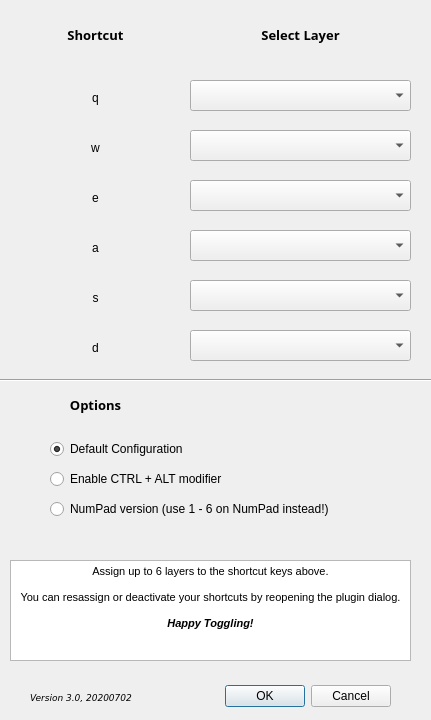
staffordsmith83/QGIS-layer-toggler-multi, file vis_toggler_dialog_base.ui: the form before one commit.
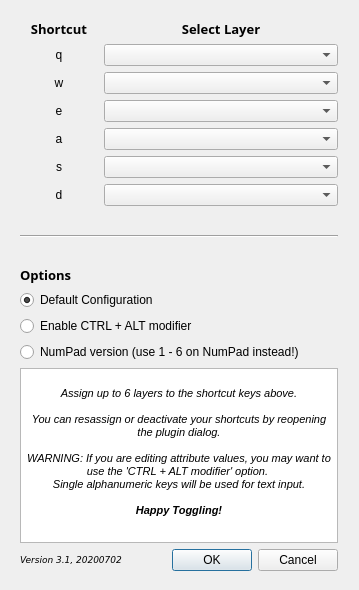
The form after the commit. Custom widgets are drawn as their Qt base class.

```diff
--- a/vis_toggler_dialog_base.ui
+++ b/vis_toggler_dialog_base.ui
@@ -6,54 +6,27 @@
    <rect>
     <x>0</x>
     <y>0</y>
-    <width>431</width>
-    <height>720</height>
+    <width>359</width>
+    <height>590</height>
    </rect>
   </property>
   <property name="windowTitle">
    <string>Layer Visibility Toggler</string>
   </property>
-  <widget class="QDialogButtonBox" name="button_box">
+  <widget class="QWidget" name="">
    <property name="geometry">
     <rect>
-     <x>220</x>
-     <y>680</y>
-     <width>171</width>
-     <height>32</height>
-    </rect>
-   </property>
-   <property name="orientation">
-    <enum>Qt::Horizontal</enum>
-   </property>
-   <property name="standardButtons">
-    <set>QDialogButtonBox::Cancel|QDialogButtonBox::Ok</set>
-   </property>
-  </widget>
-  <widget class="QgsMapLayerComboBox" name="mMapLayerComboBox_1">
-   <property name="geometry">
-    <rect>
-     <x>190</x>
-     <y>80</y>
-     <width>221</width>
-     <height>31</height>
-    </rect>
-   </property>
-   <property name="currentIndex">
-    <number>-1</number>
-   </property>
-   <property name="allowEmptyLayer" stdset="0">
-    <bool>true</bool>
-   </property>
-  </widget>
-  <widget class="QLabel" name="label">
-   <property name="geometry">
-    <rect>
-     <x>30</x>
+     <x>20</x>
      <y>20</y>
-     <width>131</width>
-     <height>31</height>
+     <width>318</width>
+     <height>551</height>
     </rect>
    </property>
+   <layout class="QVBoxLayout" name="verticalLayout_2">
+    <item>
+     <layout class="QGridLayout" name="gridLayout" columnstretch="1,3">
+      <item row="0" column="1">
+       <widget class="QLabel" name="label_5">
    <property name="font">
     <font>
      <family>Rockwell Extra Bold</family>
@@ -63,7 +36,7 @@
     </font>
    </property>
    <property name="text">
-    <string>Shortcut</string>
+         <string>Select Layer</string>
    </property>
    <property name="textFormat">
     <enum>Qt::RichText</enum>
@@ -72,63 +45,9 @@
     <set>Qt::AlignCenter</set>
    </property>
   </widget>
-  <widget class="QgsMapLayerComboBox" name="mMapLayerComboBox_2">
-   <property name="geometry">
-    <rect>
-     <x>190</x>
-     <y>130</y>
-     <width>221</width>
-     <height>31</height>
-    </rect>
-   </property>
-   <property name="currentIndex">
-    <number>-1</number>
-   </property>
-   <property name="allowEmptyLayer" stdset="0">
-    <bool>true</bool>
-   </property>
-  </widget>
-  <widget class="QgsMapLayerComboBox" name="mMapLayerComboBox_3">
-   <property name="geometry">
-    <rect>
-     <x>190</x>
-     <y>180</y>
-     <width>221</width>
-     <height>31</height>
-    </rect>
-   </property>
-   <property name="currentIndex">
-    <number>-1</number>
-   </property>
-   <property name="allowEmptyLayer" stdset="0">
-    <bool>true</bool>
-   </property>
-  </widget>
-  <widget class="QLabel" name="label_2">
-   <property name="geometry">
-    <rect>
-     <x>30</x>
-     <y>90</y>
-     <width>131</width>
-     <height>16</height>
-    </rect>
-   </property>
-   <property name="text">
-    <string>q</string>
-   </property>
-   <property name="alignment">
-    <set>Qt::AlignCenter</set>
-   </property>
-  </widget>
+      </item>
+      <item row="2" column="0">
   <widget class="QLabel" name="label_3">
-   <property name="geometry">
-    <rect>
-     <x>30</x>
-     <y>140</y>
-     <width>131</width>
-     <height>16</height>
-    </rect>
-   </property>
    <property name="text">
     <string>w</string>
    </property>
@@ -136,15 +55,19 @@
     <set>Qt::AlignCenter</set>
    </property>
   </widget>
+      </item>
+      <item row="4" column="1">
+       <widget class="QgsMapLayerComboBox" name="mMapLayerComboBox_4">
+        <property name="currentIndex">
+         <number>-1</number>
+        </property>
+        <property name="allowEmptyLayer" stdset="0">
+         <bool>true</bool>
+        </property>
+       </widget>
+      </item>
+      <item row="3" column="0">
   <widget class="QLabel" name="label_4">
-   <property name="geometry">
-    <rect>
-     <x>30</x>
-     <y>190</y>
-     <width>131</width>
-     <height>16</height>
-    </rect>
-   </property>
    <property name="text">
     <string>e</string>
    </property>
@@ -152,90 +75,9 @@
     <set>Qt::AlignCenter</set>
    </property>
   </widget>
-  <widget class="QLabel" name="label_5">
-   <property name="geometry">
-    <rect>
-     <x>190</x>
-     <y>20</y>
-     <width>221</width>
-     <height>31</height>
-    </rect>
-   </property>
-   <property name="font">
-    <font>
-     <family>Rockwell Extra Bold</family>
-     <pointsize>10</pointsize>
-     <weight>75</weight>
-     <bold>true</bold>
-    </font>
-   </property>
-   <property name="text">
-    <string>Select Layer</string>
-   </property>
-   <property name="textFormat">
-    <enum>Qt::RichText</enum>
-   </property>
-   <property name="alignment">
-    <set>Qt::AlignCenter</set>
-   </property>
-  </widget>
-  <widget class="QgsMapLayerComboBox" name="mMapLayerComboBox_4">
-   <property name="geometry">
-    <rect>
-     <x>190</x>
-     <y>230</y>
-     <width>221</width>
-     <height>31</height>
-    </rect>
-   </property>
-   <property name="currentIndex">
-    <number>-1</number>
-   </property>
-   <property name="allowEmptyLayer" stdset="0">
-    <bool>true</bool>
-   </property>
-  </widget>
-  <widget class="QgsMapLayerComboBox" name="mMapLayerComboBox_5">
-   <property name="geometry">
-    <rect>
-     <x>190</x>
-     <y>280</y>
-     <width>221</width>
-     <height>31</height>
-    </rect>
-   </property>
-   <property name="currentIndex">
-    <number>-1</number>
-   </property>
-   <property name="allowEmptyLayer" stdset="0">
-    <bool>true</bool>
-   </property>
-  </widget>
-  <widget class="QgsMapLayerComboBox" name="mMapLayerComboBox_6">
-   <property name="geometry">
-    <rect>
-     <x>190</x>
-     <y>330</y>
-     <width>221</width>
-     <height>31</height>
-    </rect>
-   </property>
-   <property name="currentIndex">
-    <number>-1</number>
-   </property>
-   <property name="allowEmptyLayer" stdset="0">
-    <bool>true</bool>
-   </property>
-  </widget>
+      </item>
+      <item row="4" column="0">
   <widget class="QLabel" name="label_6">
-   <property name="geometry">
-    <rect>
-     <x>30</x>
-     <y>240</y>
-     <width>131</width>
-     <height>16</height>
-    </rect>
-   </property>
    <property name="text">
     <string>a</string>
    </property>
@@ -243,31 +85,29 @@
     <set>Qt::AlignCenter</set>
    </property>
   </widget>
-  <widget class="QLabel" name="label_7">
-   <property name="geometry">
-    <rect>
-     <x>30</x>
-     <y>290</y>
-     <width>131</width>
-     <height>16</height>
-    </rect>
-   </property>
+      </item>
+      <item row="1" column="0">
+       <widget class="QLabel" name="label_2">
    <property name="text">
-    <string>s</string>
+         <string>q</string>
    </property>
    <property name="alignment">
     <set>Qt::AlignCenter</set>
    </property>
   </widget>
+      </item>
+      <item row="5" column="1">
+       <widget class="QgsMapLayerComboBox" name="mMapLayerComboBox_5">
+        <property name="currentIndex">
+         <number>-1</number>
+        </property>
+        <property name="allowEmptyLayer" stdset="0">
+         <bool>true</bool>
+        </property>
+       </widget>
+      </item>
+      <item row="6" column="0">
   <widget class="QLabel" name="label_8">
-   <property name="geometry">
-    <rect>
-     <x>30</x>
-     <y>340</y>
-     <width>131</width>
-     <height>16</height>
-    </rect>
-   </property>
    <property name="text">
     <string>d</string>
    </property>
@@ -275,105 +115,185 @@
     <set>Qt::AlignCenter</set>
    </property>
   </widget>
+      </item>
+      <item row="1" column="1">
+       <widget class="QgsMapLayerComboBox" name="mMapLayerComboBox_1">
+        <property name="currentIndex">
+         <number>-1</number>
+        </property>
+        <property name="allowEmptyLayer" stdset="0">
+         <bool>true</bool>
+        </property>
+       </widget>
+      </item>
+      <item row="3" column="1">
+       <widget class="QgsMapLayerComboBox" name="mMapLayerComboBox_3">
+        <property name="currentIndex">
+         <number>-1</number>
+        </property>
+        <property name="allowEmptyLayer" stdset="0">
+         <bool>true</bool>
+        </property>
+       </widget>
+      </item>
+      <item row="0" column="0">
+       <widget class="QLabel" name="label">
+        <property name="font">
+         <font>
+          <family>Rockwell Extra Bold</family>
+          <pointsize>10</pointsize>
+          <weight>75</weight>
+          <bold>true</bold>
+         </font>
+        </property>
+        <property name="text">
+         <string>Shortcut</string>
+        </property>
+        <property name="textFormat">
+         <enum>Qt::RichText</enum>
+        </property>
+        <property name="alignment">
+         <set>Qt::AlignCenter</set>
+        </property>
+       </widget>
+      </item>
+      <item row="6" column="1">
+       <widget class="QgsMapLayerComboBox" name="mMapLayerComboBox_6">
+        <property name="currentIndex">
+         <number>-1</number>
+        </property>
+        <property name="allowEmptyLayer" stdset="0">
+         <bool>true</bool>
+        </property>
+       </widget>
+      </item>
+      <item row="2" column="1">
+       <widget class="QgsMapLayerComboBox" name="mMapLayerComboBox_2">
+        <property name="currentIndex">
+         <number>-1</number>
+        </property>
+        <property name="allowEmptyLayer" stdset="0">
+         <bool>true</bool>
+        </property>
+       </widget>
+      </item>
+      <item row="5" column="0">
+       <widget class="QLabel" name="label_7">
+        <property name="text">
+         <string>s</string>
+        </property>
+        <property name="alignment">
+         <set>Qt::AlignCenter</set>
+        </property>
+       </widget>
+      </item>
+     </layout>
+    </item>
+    <item>
+     <spacer name="verticalSpacer_2">
+      <property name="orientation">
+       <enum>Qt::Vertical</enum>
+      </property>
+      <property name="sizeHint" stdset="0">
+       <size>
+        <width>20</width>
+        <height>40</height>
+       </size>
+      </property>
+     </spacer>
+    </item>
+    <item>
+     <widget class="Line" name="line">
+      <property name="orientation">
+       <enum>Qt::Horizontal</enum>
+      </property>
+     </widget>
+    </item>
+    <item>
+     <spacer name="verticalSpacer">
+      <property name="orientation">
+       <enum>Qt::Vertical</enum>
+      </property>
+      <property name="sizeHint" stdset="0">
+       <size>
+        <width>20</width>
+        <height>40</height>
+       </size>
+      </property>
+     </spacer>
+    </item>
+    <item>
+     <layout class="QVBoxLayout" name="verticalLayout">
+      <item>
+       <widget class="QLabel" name="label_9">
+        <property name="font">
+         <font>
+          <family>Rockwell Extra Bold</family>
+          <pointsize>10</pointsize>
+          <weight>75</weight>
+          <bold>true</bold>
+         </font>
+        </property>
+        <property name="text">
+         <string>Options</string>
+        </property>
+        <property name="textFormat">
+         <enum>Qt::RichText</enum>
+        </property>
+        <property name="alignment">
+         <set>Qt::AlignLeading|Qt::AlignLeft|Qt::AlignVCenter</set>
+        </property>
+       </widget>
+      </item>
+      <item>
+       <widget class="QRadioButton" name="defaultButton">
+        <property name="text">
+         <string>Default Configuration</string>
+        </property>
+        <property name="checked">
+         <bool>true</bool>
+        </property>
+       </widget>
+      </item>
+      <item>
+       <widget class="QRadioButton" name="modifierButton_1">
+        <property name="text">
+         <string>Enable CTRL + ALT modifier</string>
+        </property>
+       </widget>
+      </item>
+      <item>
+       <widget class="QRadioButton" name="modifierButton_2">
+        <property name="text">
+         <string>NumPad version (use 1 - 6 on NumPad instead!)</string>
+        </property>
+       </widget>
+      </item>
+     </layout>
+    </item>
+    <item>
   <widget class="QTextBrowser" name="textBrowser">
-   <property name="geometry">
-    <rect>
-     <x>10</x>
-     <y>560</y>
-     <width>401</width>
-     <height>101</height>
-    </rect>
-   </property>
    <property name="html">
     <string>&lt;!DOCTYPE HTML PUBLIC &quot;-//W3C//DTD HTML 4.0//EN&quot; &quot;http://www.w3.org/TR/REC-html40/strict.dtd&quot;&gt;
 &lt;html&gt;&lt;head&gt;&lt;meta name=&quot;qrichtext&quot; content=&quot;1&quot; /&gt;&lt;style type=&quot;text/css&quot;&gt;
 p, li { white-space: pre-wrap; }
 &lt;/style&gt;&lt;/head&gt;&lt;body style=&quot; font-family:'Sans'; font-size:9pt; font-weight:400; font-style:normal;&quot;&gt;
-&lt;p align=&quot;center&quot; style=&quot; margin-top:0px; margin-bottom:0px; margin-left:0px; margin-right:0px; -qt-block-indent:0; text-indent:0px;&quot;&gt;&lt;span style=&quot; font-family:'MS Shell Dlg 2'; font-size:7.875pt;&quot;&gt;Assign up to 6 layers to the shortcut keys above.&lt;/span&gt;&lt;/p&gt;
-&lt;p align=&quot;center&quot; style=&quot;-qt-paragraph-type:empty; margin-top:0px; margin-bottom:0px; margin-left:0px; margin-right:0px; -qt-block-indent:0; text-indent:0px; font-family:'MS Shell Dlg 2'; font-size:7.875pt;&quot;&gt;&lt;br /&gt;&lt;/p&gt;
-&lt;p align=&quot;center&quot; style=&quot; margin-top:0px; margin-bottom:0px; margin-left:0px; margin-right:0px; -qt-block-indent:0; text-indent:0px;&quot;&gt;&lt;span style=&quot; font-family:'MS Shell Dlg 2'; font-size:7.875pt;&quot;&gt;You can resassign or deactivate your shortcuts by reopening the plugin dialog.&lt;/span&gt;&lt;/p&gt;
-&lt;p align=&quot;center&quot; style=&quot;-qt-paragraph-type:empty; margin-top:0px; margin-bottom:0px; margin-left:0px; margin-right:0px; -qt-block-indent:0; text-indent:0px; font-family:'MS Shell Dlg 2'; font-size:7.875pt;&quot;&gt;&lt;br /&gt;&lt;/p&gt;
+&lt;p align=&quot;center&quot; style=&quot;-qt-paragraph-type:empty; margin-top:0px; margin-bottom:0px; margin-left:0px; margin-right:0px; -qt-block-indent:0; text-indent:0px; font-family:'Sans';&quot;&gt;&lt;br /&gt;&lt;/p&gt;
+&lt;p align=&quot;center&quot; style=&quot; margin-top:0px; margin-bottom:0px; margin-left:0px; margin-right:0px; -qt-block-indent:0; text-indent:0px;&quot;&gt;&lt;span style=&quot; font-family:'MS Shell Dlg 2'; font-size:7.875pt; font-style:italic;&quot;&gt;Assign up to 6 layers to the shortcut keys above.&lt;/span&gt;&lt;/p&gt;
+&lt;p align=&quot;center&quot; style=&quot;-qt-paragraph-type:empty; margin-top:0px; margin-bottom:0px; margin-left:0px; margin-right:0px; -qt-block-indent:0; text-indent:0px; font-family:'MS Shell Dlg 2'; font-size:7.875pt; font-style:italic;&quot;&gt;&lt;br /&gt;&lt;/p&gt;
+&lt;p align=&quot;center&quot; style=&quot; margin-top:0px; margin-bottom:0px; margin-left:0px; margin-right:0px; -qt-block-indent:0; text-indent:0px;&quot;&gt;&lt;span style=&quot; font-family:'MS Shell Dlg 2'; font-size:7.875pt; font-style:italic;&quot;&gt;You can resassign or deactivate your shortcuts by reopening the plugin dialog.&lt;/span&gt;&lt;/p&gt;
+&lt;p align=&quot;center&quot; style=&quot;-qt-paragraph-type:empty; margin-top:0px; margin-bottom:0px; margin-left:0px; margin-right:0px; -qt-block-indent:0; text-indent:0px; font-family:'MS Shell Dlg 2'; font-size:7.875pt; font-style:italic;&quot;&gt;&lt;br /&gt;&lt;/p&gt;
+&lt;p align=&quot;center&quot; style=&quot; margin-top:0px; margin-bottom:0px; margin-left:0px; margin-right:0px; -qt-block-indent:0; text-indent:0px;&quot;&gt;&lt;span style=&quot; font-family:'MS Shell Dlg 2'; font-size:7.875pt; font-style:italic;&quot;&gt;WARNING: If you are editing attribute values, you may want to use the 'CTRL + ALT modifier' option. &lt;/span&gt;&lt;/p&gt;
+&lt;p align=&quot;center&quot; style=&quot; margin-top:0px; margin-bottom:0px; margin-left:0px; margin-right:0px; -qt-block-indent:0; text-indent:0px;&quot;&gt;&lt;span style=&quot; font-family:'MS Shell Dlg 2'; font-size:7.875pt; font-style:italic;&quot;&gt;Single alphanumeric keys will be used for text input.&lt;/span&gt;&lt;/p&gt;
+&lt;p align=&quot;center&quot; style=&quot;-qt-paragraph-type:empty; margin-top:0px; margin-bottom:0px; margin-left:0px; margin-right:0px; -qt-block-indent:0; text-indent:0px; font-family:'MS Shell Dlg 2'; font-size:7.875pt; font-style:italic;&quot;&gt;&lt;br /&gt;&lt;/p&gt;
 &lt;p align=&quot;center&quot; style=&quot; margin-top:0px; margin-bottom:0px; margin-left:0px; margin-right:0px; -qt-block-indent:0; text-indent:0px;&quot;&gt;&lt;span style=&quot; font-family:'MS Shell Dlg 2'; font-size:7.875pt; font-weight:600; font-style:italic;&quot;&gt;Happy Toggling!&lt;/span&gt;&lt;/p&gt;&lt;/body&gt;&lt;/html&gt;</string>
    </property>
   </widget>
-  <widget class="QRadioButton" name="modifierButton_1">
-   <property name="geometry">
-    <rect>
-     <x>50</x>
-     <y>470</y>
-     <width>341</width>
-     <height>18</height>
-    </rect>
-   </property>
-   <property name="text">
-    <string>Enable CTRL + ALT modifier</string>
-   </property>
-  </widget>
-  <widget class="QLabel" name="label_9">
-   <property name="geometry">
-    <rect>
-     <x>30</x>
-     <y>390</y>
-     <width>131</width>
-     <height>31</height>
-    </rect>
-   </property>
-   <property name="font">
-    <font>
-     <family>Rockwell Extra Bold</family>
-     <pointsize>10</pointsize>
-     <weight>75</weight>
-     <bold>true</bold>
-    </font>
-   </property>
-   <property name="text">
-    <string>Options</string>
-   </property>
-   <property name="textFormat">
-    <enum>Qt::RichText</enum>
-   </property>
-   <property name="alignment">
-    <set>Qt::AlignCenter</set>
-   </property>
-  </widget>
-  <widget class="QRadioButton" name="modifierButton_2">
-   <property name="geometry">
-    <rect>
-     <x>50</x>
-     <y>500</y>
-     <width>321</width>
-     <height>18</height>
-    </rect>
-   </property>
-   <property name="text">
-    <string>NumPad version (use 1 - 6 on NumPad instead!)</string>
-   </property>
-  </widget>
-  <widget class="QRadioButton" name="defaultButton">
-   <property name="geometry">
-    <rect>
-     <x>50</x>
-     <y>440</y>
-     <width>281</width>
-     <height>18</height>
-    </rect>
-   </property>
-   <property name="text">
-    <string>Default Configuration</string>
-   </property>
-   <property name="checked">
-    <bool>true</bool>
-   </property>
-  </widget>
+    </item>
+    <item>
+     <layout class="QHBoxLayout" name="horizontalLayout">
+      <item>
   <widget class="QLabel" name="label_10">
-   <property name="geometry">
-    <rect>
-     <x>30</x>
-     <y>690</y>
-     <width>151</width>
-     <height>16</height>
-    </rect>
-   </property>
    <property name="font">
     <font>
      <family>Bitstream Vera Sans</family>
@@ -382,21 +302,23 @@
     </font>
    </property>
    <property name="text">
-    <string>Version 3.0, 20200702</string>
-   </property>
-  </widget>
-  <widget class="Line" name="line">
-   <property name="geometry">
-    <rect>
-     <x>0</x>
-     <y>370</y>
-     <width>451</width>
-     <height>21</height>
-    </rect>
-   </property>
+         <string>Version 3.1, 20200702</string>
+        </property>
+       </widget>
+      </item>
+      <item>
+       <widget class="QDialogButtonBox" name="button_box">
    <property name="orientation">
     <enum>Qt::Horizontal</enum>
    </property>
+        <property name="standardButtons">
+         <set>QDialogButtonBox::Cancel|QDialogButtonBox::Ok</set>
+        </property>
+       </widget>
+      </item>
+     </layout>
+    </item>
+   </layout>
   </widget>
  </widget>
  <customwidgets>
```
Lines whose indentation alone changed are shown as unchanged.
